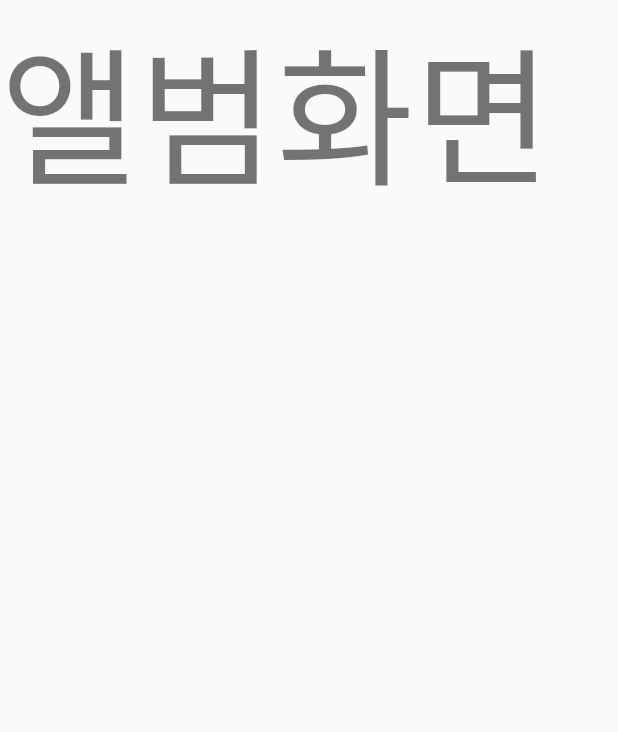
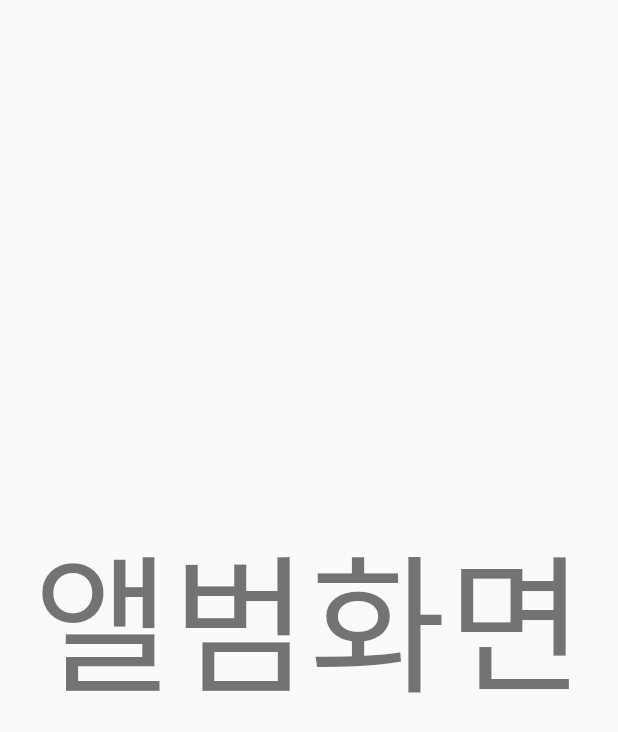
Before and after one commit to mok010/blurry_camera_for_privacy, an Android app: the MainActivity3 screen opened directly, with no data from a screen before it, on a phone screen of 412 x 824 dp. Shown: the top 732 px of the screen. Run offline under Robolectric (Android 15) with nearby library versions, the phone set to English and light mode, and no system bars.

```diff
--- a/app/build.gradle.kts
+++ b/app/build.gradle.kts
@@ -37,6 +37,8 @@ dependencies {
     implementation ("androidx.viewpager2:viewpager2:1.0.0")
     implementation ("me.relex:circleindicator:2.1.6")
     implementation ("com.google.mlkit:face-detection:16.1.5")
+    implementation ("com.google.mlkit:pose-detection:18.0.0-beta5")
+    implementation ("com.google.mlkit:pose-detection-accurate:18.0.0-beta5")
     implementation(libs.appcompat)
     implementation(libs.material)
     implementation(libs.activity)
--- a/app/src/main/res/layout/activity_main3.xml
+++ b/app/src/main/res/layout/activity_main3.xml
@@ -1,8 +1,7 @@
 <?xml version="1.0" encoding="utf-8"?>
-<androidx.constraintlayout.widget.ConstraintLayout
-    xmlns:android="http://schemas.android.com/apk/res/android"
+<androidx.constraintlayout.widget.ConstraintLayout xmlns:android="http://schemas.android.com/apk/res/android"
+    xmlns:app="http://schemas.android.com/apk/res-auto"
     xmlns:tools="http://schemas.android.com/tools"
-    xmlns:app="http://schemas.android.com/apk/res-auto"
     android:id="@+id/main"
     android:layout_width="match_parent"
     android:layout_height="match_parent"
@@ -14,6 +13,8 @@
         android:layout_height="wrap_content"
         android:text="앨범화면"
         android:textSize="100dp"
-        tools:layout_editor_absoluteX="1409dp"
-        tools:layout_editor_absoluteY="1303dp" />
+        app:layout_constraintBottom_toBottomOf="parent"
+        app:layout_constraintEnd_toEndOf="parent"
+        app:layout_constraintStart_toStartOf="parent"
+        app:layout_constraintTop_toTopOf="parent" />
 </androidx.constraintlayout.widget.ConstraintLayout>
```
Also changed, not shown: app/src/main/java/org/techtown/new_camera/AlbumActivity.java (+53 -2 lines), app/src/main/java/org/techtown/new_camera/ImageProcessor.java (+42 -0 lines), 1 other file.
